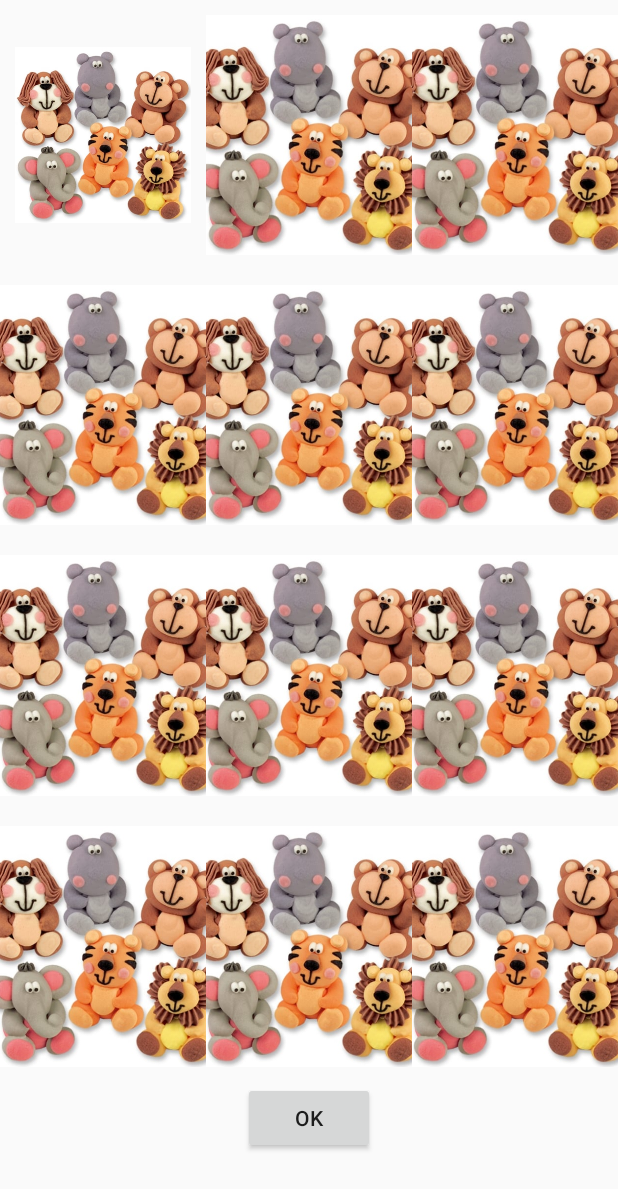
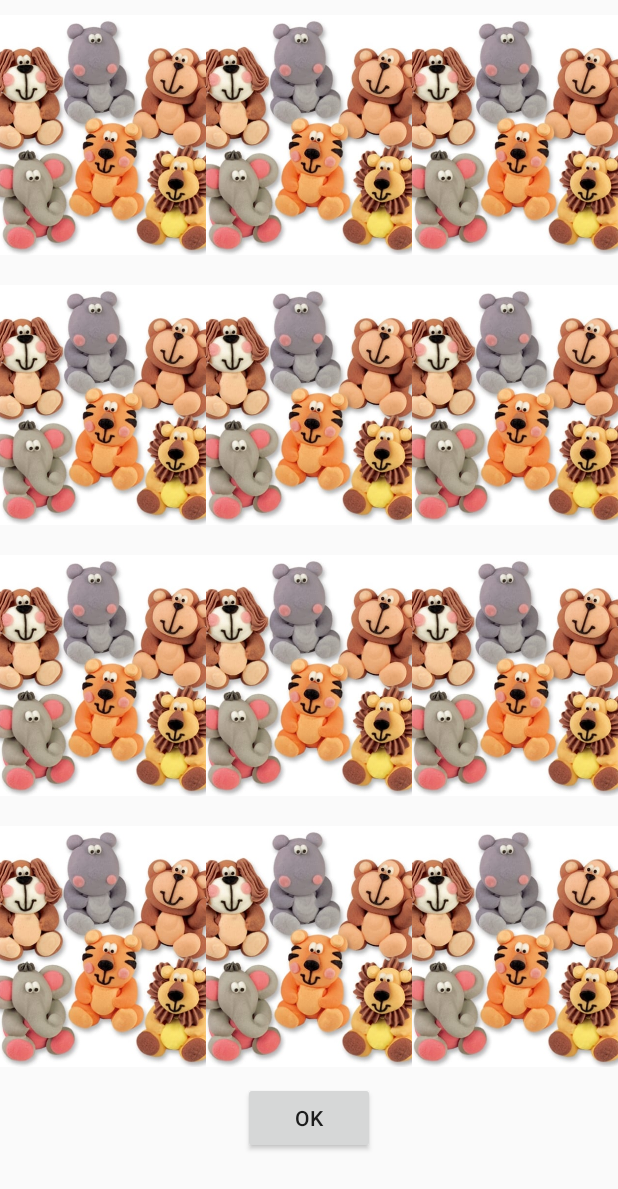
Before and after one commit to saavedra29/Test2, an Android app: the GameActivity screen opened directly, with no data from a screen before it, on a phone screen of 412 x 824 dp. Shown: the top 1189 px of the screen. Run offline under Robolectric (Android 15) with nearby library versions, the phone set to English and light mode, and no system bars.

Commit message:
corrected 1st image

```diff
--- a/app/src/main/res/layout/activity_game.xml
+++ b/app/src/main/res/layout/activity_game.xml
@@ -23,7 +23,7 @@
             app:layout_rowWeight="1"
             app:layout_columnWeight="1"
             android:src="@drawable/back"
-            android:scaleType="fitCenter"
+            android:scaleType="centerCrop"
             android:id="@+id/image1"
             android:onClick="myOnClick"
             android:cropToPadding="false"
```
